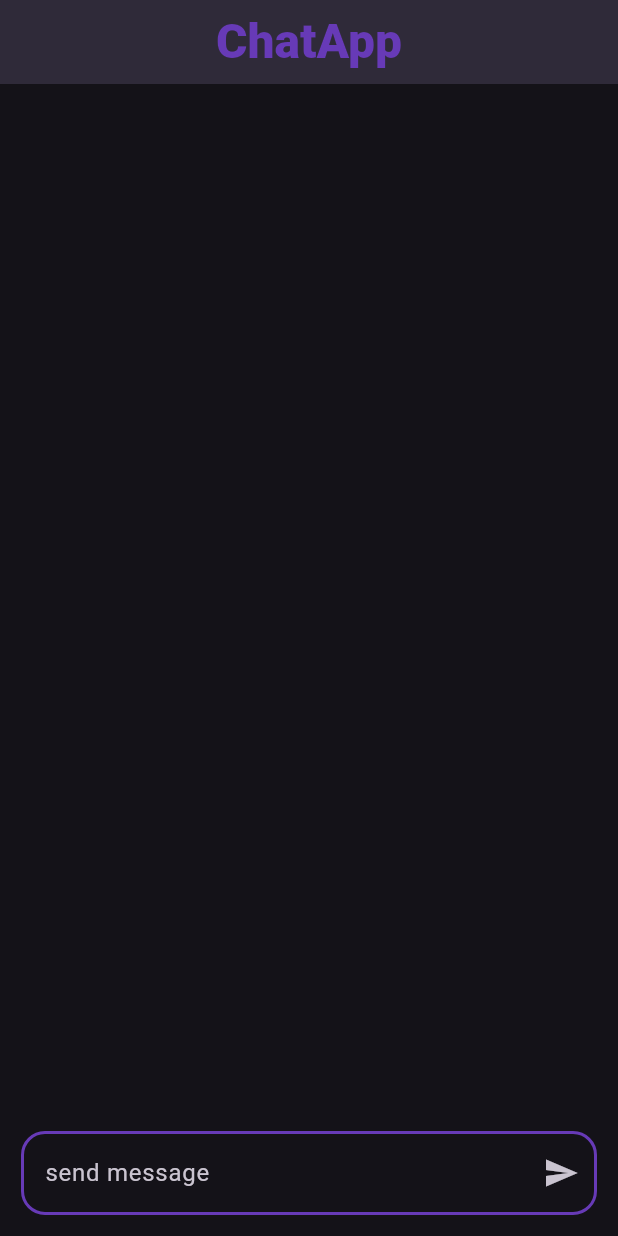
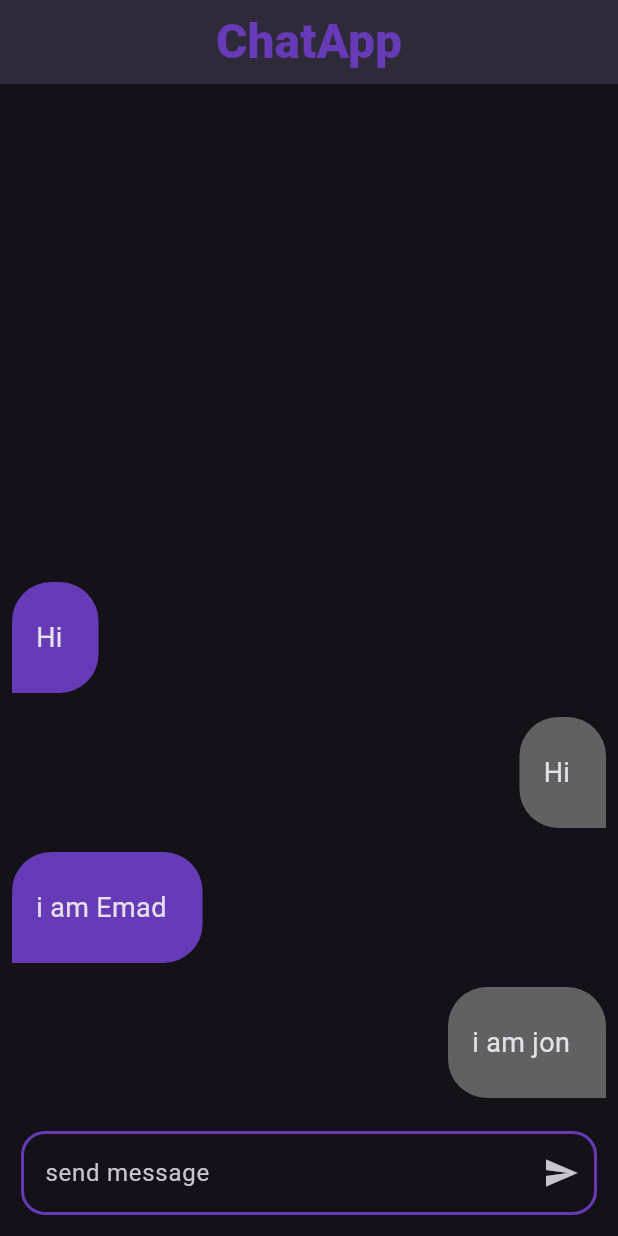
Before and after one commit to 3madhani/ChatApp, a Flutter app: the ChatScreen screen opened by its route, on a phone screen of 412 x 824 dp. Run offline on Flutter 3.47's test engine with Material 3 defaults, Android fonts, the phone set to English and light mode, and no system bars; our stand-ins replace cloud_firestore, firebase_auth, firebase_core, lottie, modal_progress_hud_nsn; accounts and stored records are empty.

```diff
--- a/lib/views/chat_app.dart
+++ b/lib/views/chat_app.dart
@@ -10,16 +10,14 @@ class ChatApp extends StatelessWidget {
   Widget build(BuildContext context) {
     return MaterialApp(
       routes: {
-        LoginScreen.id:(context) => const LoginScreen(),
-        RegisterScreen.id:(context) => const RegisterScreen(),
-        ChatScreen.id:(context) => ChatScreen(),
+        LoginScreen.id: (context) => const LoginScreen(),
+        RegisterScreen.id: (context) => const RegisterScreen(),
+        ChatScreen.id: (context) => ChatScreen(),
       },
-      initialRoute: LoginScreen.id,
+      initialRoute: ChatScreen.id,
       debugShowCheckedModeBanner: false,
       theme: ThemeData.dark(
-
         useMaterial3: true,
-
       ),
     );
   }
--- a/lib/views/chat_screen.dart
+++ b/lib/views/chat_screen.dart
@@ -17,34 +17,40 @@ class ChatScreen extends StatelessWidget {
 
   TextEditingController controller = TextEditingController();
 
+  List<Message> messageList = [
+    Message(
+      'i am jon',
+      '1',
+    ),
+    Message(
+      'i am Emad',
+      '1',
+    ),
+    Message(
+      'Hi',
+      '1',
+    ),
+    Message(
+      'Hi',
+      '1',
+    ),
+  ];
+
+  List<Message> messageList2 = [];
   @override
   Widget build(BuildContext context) {
     var email = ModalRoute.of(context)!.settings.arguments;
-    return StreamBuilder<QuerySnapshot>(
-      stream: message.orderBy(time, descending: true).snapshots(),
-      builder: (context, snapshot) {
-        if (snapshot.hasData) {
-          List<Message> messagesList = [];
-          for (int i = 0; i < snapshot.data!.docs.length; i++) {
-            messagesList.add(
-              Message.fromJson(
-                snapshot.data!.docs[i],
-              ),
-            );
-          }
     return SafeArea(
       child: Scaffold(
         drawer: Drawer(
-                child: Column(
-                    crossAxisAlignment: CrossAxisAlignment.stretch,
-                    children: [
+          child:
+              Column(crossAxisAlignment: CrossAxisAlignment.stretch, children: [
             const Spacer(
               flex: 1,
             ),
             FilledButton(
               onPressed: () {
-                          Navigator.pushReplacementNamed(
-                              context, LoginScreen.id);
+                Navigator.pushReplacementNamed(context, LoginScreen.id);
               },
               child: const Text(
                 'Logout',
@@ -82,14 +88,14 @@ class ChatScreen extends StatelessWidget {
               child: ListView.builder(
                 reverse: true,
                 controller: scrollController,
-                      itemCount: messagesList.length,
+                itemCount: messageList.length,
                 itemBuilder: (context, index) {
-                        return messagesList[index].id == email
+                  return index % 2 != 0
                       ? ChatBubbles(
-                                message: messagesList[index],
+                          message: messageList[index],
                         )
                       : ChatBubblesForFriend(
-                                message: messagesList[index],
+                          message: messageList[index],
                         );
                 },
               ),
@@ -146,14 +152,5 @@ class ChatScreen extends StatelessWidget {
         ),
       ),
     );
-        } else {
-          return const Center(
-            child: Text(
-              'Loading....',
-            ),
-          );
-        }
-      },
-    );
   }
 }
```
Also changed, not shown: assets/app_preview/ChatScreen.png (added), assets/app_preview/LoginScreen.png (added), assets/app_preview/RegisterScreen.png (added), 1 other file. Lines whose indentation alone changed are shown as unchanged.
